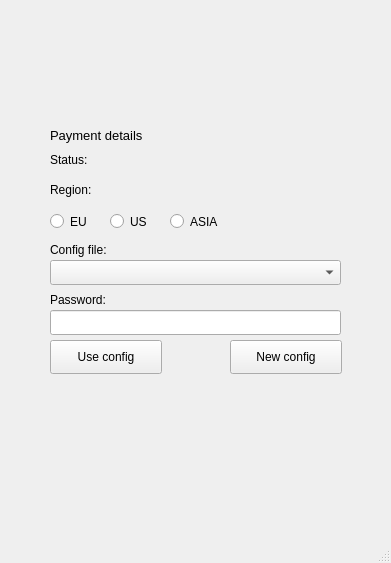
This is GUIS/SelectConfig.ui in danielyc/csb as Qt 5 draws it before an edit. The edited form follows.
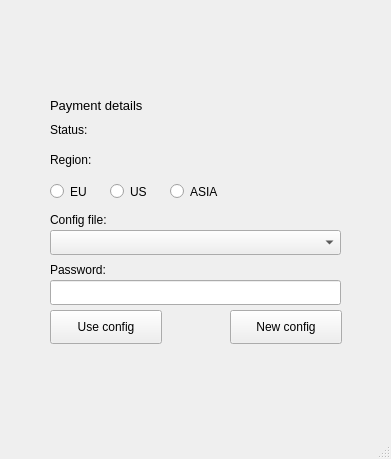
This is the edited form. Icons and pictures are not drawn.

Patch:
```diff
--- a/GUIS/SelectConfig.ui
+++ b/GUIS/SelectConfig.ui
@@ -7,44 +7,47 @@
     <x>0</x>
     <y>0</y>
     <width>391</width>
-    <height>563</height>
+    <height>459</height>
    </rect>
   </property>
   <property name="minimumSize">
    <size>
     <width>391</width>
-    <height>563</height>
+    <height>459</height>
    </size>
   </property>
   <property name="maximumSize">
    <size>
     <width>391</width>
-    <height>563</height>
+    <height>459</height>
    </size>
   </property>
   <property name="windowTitle">
    <string>Select config</string>
   </property>
+  <property name="autoFillBackground">
+   <bool>true</bool>
+  </property>
   <widget class="QWidget" name="centralwidget">
    <widget class="QLabel" name="label">
     <property name="geometry">
      <rect>
       <x>50</x>
-      <y>20</y>
+      <y>0</y>
       <width>301</width>
-      <height>101</height>
+      <height>71</height>
      </rect>
     </property>
     <property name="minimumSize">
      <size>
       <width>301</width>
-      <height>101</height>
+      <height>71</height>
      </size>
     </property>
     <property name="maximumSize">
      <size>
       <width>301</width>
-      <height>101</height>
+      <height>71</height>
      </size>
     </property>
     <property name="pixmap">
@@ -55,7 +58,7 @@
     <property name="geometry">
      <rect>
       <x>50</x>
-      <y>240</y>
+      <y>210</y>
       <width>81</width>
       <height>19</height>
      </rect>
@@ -80,7 +83,7 @@
     <property name="geometry">
      <rect>
       <x>50</x>
-      <y>310</y>
+      <y>280</y>
       <width>291</width>
       <height>25</height>
      </rect>
@@ -102,7 +105,7 @@
     <property name="geometry">
      <rect>
       <x>50</x>
-      <y>290</y>
+      <y>260</y>
       <width>81</width>
       <height>19</height>
      </rect>
@@ -127,7 +130,7 @@
     <property name="geometry">
      <rect>
       <x>50</x>
-      <y>340</y>
+      <y>310</y>
       <width>112</width>
       <height>34</height>
      </rect>
@@ -152,7 +155,7 @@
     <property name="geometry">
      <rect>
       <x>230</x>
-      <y>340</y>
+      <y>310</y>
       <width>112</width>
       <height>34</height>
      </rect>
@@ -177,7 +180,7 @@
     <property name="geometry">
      <rect>
       <x>50</x>
-      <y>120</y>
+      <y>90</y>
       <width>291</width>
       <height>31</height>
      </rect>
@@ -202,7 +205,7 @@
     <property name="geometry">
      <rect>
       <x>50</x>
-      <y>180</y>
+      <y>150</y>
       <width>81</width>
       <height>19</height>
      </rect>
@@ -227,7 +230,7 @@
     <property name="geometry">
      <rect>
       <x>50</x>
-      <y>210</y>
+      <y>180</y>
       <width>51</width>
       <height>23</height>
      </rect>
@@ -252,7 +255,7 @@
     <property name="geometry">
      <rect>
       <x>110</x>
-      <y>210</y>
+      <y>180</y>
       <width>51</width>
       <height>23</height>
      </rect>
@@ -277,7 +280,7 @@
     <property name="geometry">
      <rect>
       <x>170</x>
-      <y>210</y>
+      <y>180</y>
       <width>71</width>
       <height>23</height>
      </rect>
@@ -302,7 +305,7 @@
     <property name="geometry">
      <rect>
       <x>50</x>
-      <y>150</y>
+      <y>120</y>
       <width>291</width>
       <height>19</height>
      </rect>
@@ -327,7 +330,7 @@
     <property name="geometry">
      <rect>
       <x>50</x>
-      <y>260</y>
+      <y>230</y>
       <width>291</width>
       <height>25</height>
      </rect>
@@ -348,22 +351,22 @@
    <widget class="QLabel" name="donate">
     <property name="geometry">
      <rect>
-      <x>50</x>
-      <y>380</y>
-      <width>301</width>
-      <height>151</height>
+      <x>40</x>
+      <y>360</y>
+      <width>311</width>
+      <height>71</height>
      </rect>
     </property>
     <property name="minimumSize">
      <size>
-      <width>301</width>
-      <height>151</height>
+      <width>311</width>
+      <height>71</height>
      </size>
     </property>
     <property name="maximumSize">
      <size>
-      <width>301</width>
-      <height>151</height>
+      <width>311</width>
+      <height>71</height>
      </size>
     </property>
     <property name="text">
```
